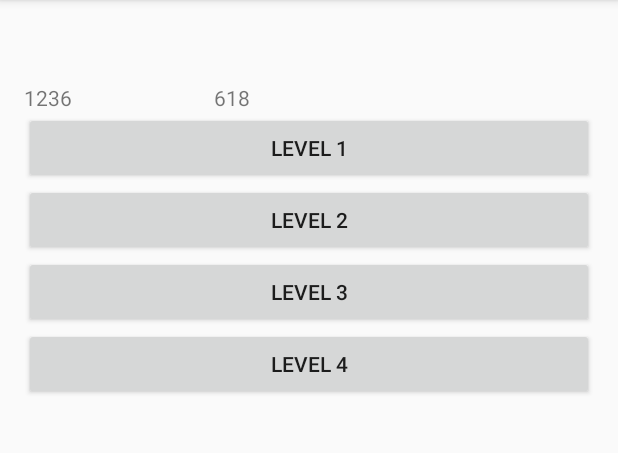
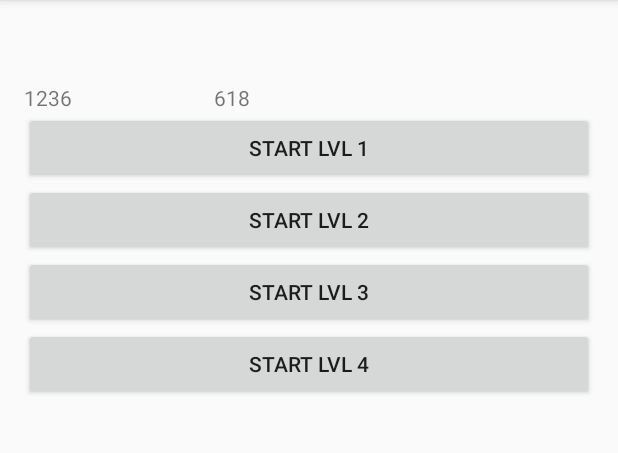
Before and after one commit to maxime-gruner/AndroidLabyrinthe, an Android app: the screen it shows after launch (MainActivity), on a phone screen of 412 x 824 dp, the part 84-537 px from its top. Run offline under Robolectric (Android 15) with nearby library versions, the light colour scheme and no system bars.

Commit message:
Changement creation bouton,marque niveau reussi

```diff
--- a/app/src/main/java/com/example/max/projetlabyrinthe/Main2Activity.java
+++ b/app/src/main/java/com/example/max/projetlabyrinthe/Main2Activity.java
@@ -49,7 +49,7 @@ public class Main2Activity extends AppCompatActivity{
                         | View.SYSTEM_UI_FLAG_IMMERSIVE);
         setContentView(R.layout.activity_main2);
 
-        Intent intent=  getIntent();
+        final Intent intent=  getIntent();
         int levelNum = intent.getIntExtra("LEVEL",1);
         int screenWidth=intent.getIntExtra("WIDTH",0);
         int screenHeight=intent.getIntExtra("HEIGHT",0);
@@ -70,6 +70,7 @@ public class Main2Activity extends AppCompatActivity{
             @Override
             public void run() {
                 game.doRun(gameView,level);
+                setResult(1,intent);
                 finish();
 
             }
--- a/app/src/main/java/com/example/max/projetlabyrinthe/MainActivity.java
+++ b/app/src/main/java/com/example/max/projetlabyrinthe/MainActivity.java
@@ -4,24 +4,30 @@ import android.content.Intent;
 import android.graphics.Point;
 import android.support.v7.app.AppCompatActivity;
 import android.os.Bundle;
+import android.util.Log;
 import android.view.Display;
 import android.view.View;
 import android.widget.Button;
+import android.widget.LinearLayout;
 import android.widget.TextView;
 
 public class MainActivity extends AppCompatActivity {
 
-    private Button startLvl1;
-    private Button startLvl2;
-    private Button startLvl3;
-    private Button startLvl4;
+    int LVL = 4; //nb de niveau, et de bouton, qu il y a
+    private int i = 0;
 
+    private LinearLayout layout;
+
+    private Button[] startLevels;
     private Intent intent;
 
     @Override
     protected void onCreate(Bundle savedInstanceState) {
         super.onCreate(savedInstanceState);
         setContentView(R.layout.activity_main);
+
+        layout = (LinearLayout) findViewById(R.id.linear);
+        startLevels= new Button[LVL];
 
         TextView width = (TextView) findViewById(R.id.screenwitdh);
         TextView heigt = (TextView) findViewById(R.id.screenheigt);
@@ -37,40 +43,35 @@ public class MainActivity extends AppCompatActivity {
 
         intent.putExtra("WIDTH", size.x);
         intent.putExtra("HEIGHT", (size.y));
-        startLvl1 = (Button) findViewById(R.id.level1);
-        startLvl2 = (Button) findViewById(R.id.level2);
-        startLvl3 = (Button) findViewById(R.id.level3);
-        startLvl4 = (Button) findViewById(R.id.level4);
 
-        startLvl1.setOnClickListener(new View.OnClickListener() {
-            @Override
-            public void onClick(View v) {
-                intent.putExtra("LEVEL",1);
-                startActivity(intent);
-            }
-        });
 
-        startLvl2.setOnClickListener(new View.OnClickListener() {
-            @Override
-            public void onClick(View v) {
-                intent.putExtra("LEVEL",2);
-                startActivity(intent);
-            }
-        });
-        startLvl3.setOnClickListener(new View.OnClickListener() {
-            @Override
-            public void onClick(View v) {
-                intent.putExtra("LEVEL",3);
-                startActivity(intent);
-            }
-        });
-        startLvl4.setOnClickListener(new View.OnClickListener() {
-            @Override
-            public void onClick(View v) {
-                intent.putExtra("LEVEL",4);
-                startActivity(intent);
-            }
-        });
+
+        for(Button button : startLevels){
+            button = new Button(this);
+            startLevels[i] = button;
+            button.setText("Start lvl " + (i+1));
+            layout.addView(button);
+            final int n = i+1;
+            button.setOnClickListener(new View.OnClickListener() {
+                @Override
+                public void onClick(View v) {
+                    intent.putExtra("LEVEL",n);
+                    startActivityForResult(intent,1);
+                }
+            });
+            i++;
+        }
+
     }
 
+    @Override
+    protected void onActivityResult(int requestCode, int resultCode, Intent data) {
+        super.onActivityResult(requestCode, resultCode, data);
+
+         if(resultCode == 1){
+
+            int num = intent.getIntExtra("LEVEL",1);
+            startLevels[num-1].setText("LEVEL " + (num) + " CLEAR");
+        }
+    }
 }
--- a/app/src/main/res/layout/activity_main.xml
+++ b/app/src/main/res/layout/activity_main.xml
@@ -11,36 +11,13 @@
     tools:context="com.example.max.projetlabyrinthe.MainActivity">
 
     <LinearLayout
-        android:orientation="vertical"
+        android:id="@+id/linear"
         android:layout_width="match_parent"
         android:layout_height="match_parent"
-        android:layout_below="@+id/screenheigt">
+        android:layout_below="@+id/screenheigt"
+        android:orientation="vertical">
 
-        <Button
-            android:text="Level 1"
-            android:layout_width="match_parent"
-            android:layout_height="wrap_content"
-            android:layout_centerVertical="true"
-            android:layout_centerHorizontal="true"
-            android:id="@+id/level1"
-            style="@style/Widget.AppCompat.Button"
-            android:elevation="0dp" />
 
-        <Button
-            android:text="Level 2"
-            android:layout_width="match_parent"
-            android:layout_height="wrap_content"
-            android:id="@+id/level2" />
-        <Button
-            android:text="Level 3"
-            android:layout_width="match_parent"
-            android:layout_height="wrap_content"
-            android:id="@+id/level3" />
-        <Button
-            android:text="Level 4"
-            android:layout_width="match_parent"
-            android:layout_height="wrap_content"
-            android:id="@+id/level4" />
     </LinearLayout>
 
     <TextView
```
